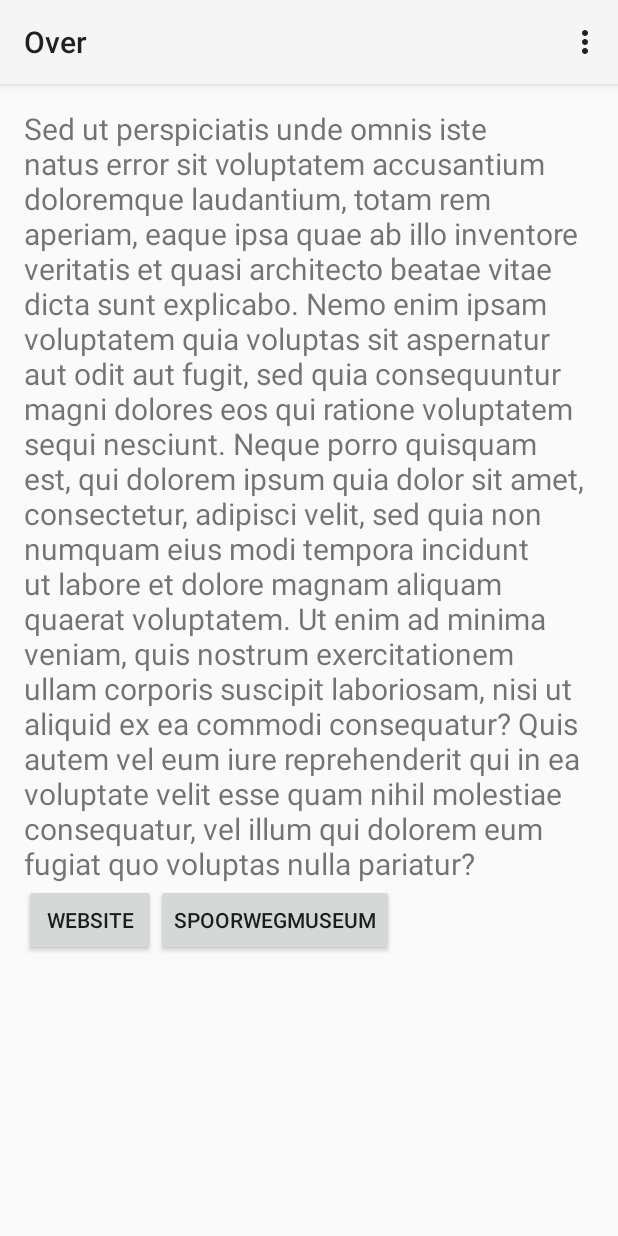
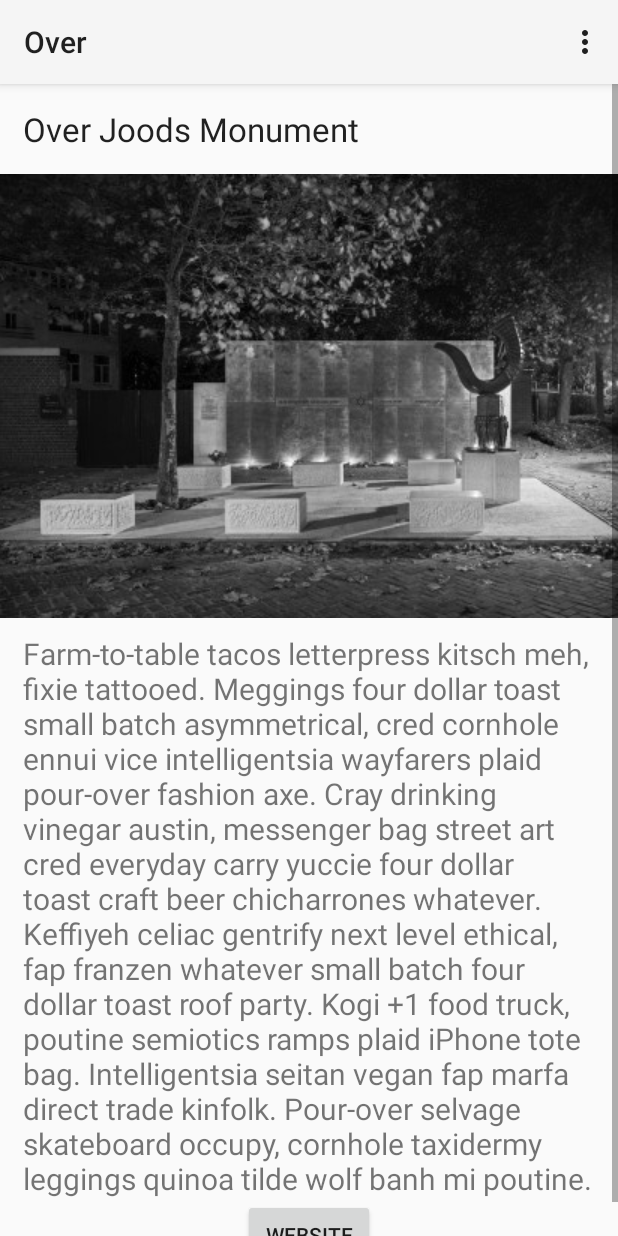
Before and after one commit to yuridepuri/joodsmonument, an Android app: the OverJoodsMonument screen opened directly, with no data from a screen before it, on a phone screen of 412 x 824 dp. Run offline under Robolectric (Android 15) with nearby library versions, the phone set to English and light mode, and no system bars; 2 statements that could not run were skipped.

Commit message:
added over joods monument

```diff
--- a/app/src/main/res/layout/over_joods_monument_layout.xml
+++ b/app/src/main/res/layout/over_joods_monument_layout.xml
@@ -7,25 +7,55 @@
     <LinearLayout xmlns:android="http://schemas.android.com/apk/res/android"
         android:layout_width="match_parent"
         android:layout_height="match_parent"
-        android:orientation="vertical"
-        android:paddingBottom="16dp"
-        android:paddingLeft="16dp"
-        android:paddingRight="16dp"
-        android:paddingTop="16dp">
+        android:orientation="vertical">
+<RelativeLayout
+    android:layout_width="match_parent"
+    android:layout_height="wrap_content">
+
+    <TextView
+        android:layout_width="wrap_content"
+        android:layout_height="wrap_content"
+
+        android:textAppearance="?android:attr/textAppearanceLarge"
+        android:text="Over Joods Monument"
+        android:id="@+id/textView2"
+        android:layout_alignParentTop="true"
+        android:layout_alignParentLeft="true"
+        android:layout_alignParentStart="true"
+        android:paddingLeft="15dp"
+        android:paddingRight="15dp"
+        android:paddingTop="15dp"
+        android:paddingBottom="15dp"/>
+
+
+    <ImageView
+        android:layout_width="match_parent"
+        android:layout_height="wrap_content"
+        android:id="@+id/imageView2"
+        android:src="@drawable/over"
+
+        android:layout_below="@+id/textView2"
+        android:layout_alignParentLeft="true"
+        android:layout_alignParentStart="true"
+        android:scaleType="centerCrop"/>
 
     <TextView
         android:layout_width="match_parent"
         android:layout_height="wrap_content"
+        android:paddingTop="10dp"
+        android:paddingLeft="15dp"
+        android:paddingRight="15dp"
      android:text="@string/over_tekst"
         android:id="@+id/textView"
         android:elegantTextHeight="false"
-            android:layout_alignParentTop="true"
+        android:gravity="left"
+        android:textSize="20dp"
+        android:layout_below="@+id/imageView2"
         android:layout_alignParentLeft="true"
-            android:layout_alignParentStart="true"
-            android:gravity="left"
-            android:textSize="20dp"/>
+        android:layout_alignParentStart="true" />
+    </RelativeLayout>
         />
-        <LinearLayout
+        <RelativeLayout
             android:layout_width="match_parent"
             android:layout_height="wrap_content"
             android:orientation="horizontal">
@@ -34,15 +64,10 @@
             android:layout_height="match_parent"
             android:text="Website"
             android:id="@+id/button1"
-            android:gravity="center"/>
-
-        <Button
-            android:layout_width="wrap_content"
-            android:layout_height="match_parent"
-            android:text="Spoorwegmuseum"
-            android:id="@+id/button2"
-            android:gravity="center"/>
-        </LinearLayout>
+            android:gravity="center"
+            android:layout_alignParentTop="true"
+            android:layout_centerHorizontal="true" />
+        </RelativeLayout>
 
     </LinearLayout>
 </ScrollView>
--- a/app/src/main/res/values/strings.xml
+++ b/app/src/main/res/values/strings.xml
@@ -2,10 +2,5 @@
     <string name="app_name">Joods Monument</string>
     <string name="title_activity_maps">Map</string>
     <string name="action_settings">Settings</string>
-    <string name="over_tekst">"Sed ut perspiciatis unde omnis iste natus error sit voluptatem accusantium doloremque laudantium, totam rem aperiam, eaque ipsa quae ab illo inventore veritatis et quasi architecto beatae vitae dicta sunt explicabo. Nemo enim ipsam voluptatem quia voluptas sit aspernatur aut odit aut fugit, sed quia consequuntur magni dolores eos qui ratione voluptatem sequi nesciunt. Neque porro quisquam est, qui dolorem ipsum quia dolor sit amet, consectetur, adipisci velit, sed quia non numquam eius modi tempora incidunt ut labore et dolore magnam aliquam quaerat voluptatem. Ut enim ad minima veniam, quis nostrum exercitationem ullam corporis suscipit laboriosam, nisi ut aliquid ex ea commodi consequatur? Quis autem vel eum iure reprehenderit qui in ea voluptate velit esse quam nihil molestiae consequatur, vel illum qui dolorem eum fugiat quo voluptas nulla pariatur?"</string>
-    <string name="Lorem"> Lorem ipsum dolor sit amet, consectetur adipiscing elit. Curabitur sit amet gravida mauris. Sed tempus odio sed accumsan laoreet. Nulla vel tempus nisi. Sed et malesuada diam. Quisque lacinia tristique porttitor. Nulla facilisi. Praesent risus nulla, tristique sed sollicitudin non, volutpat ut ipsum. Pellentesque pellentesque, lectus vitae venenatis ullamcorper, ante diam tempor odio, eu vulputate justo purus et massa. Sed ipsum ligula, interdum congue quam vel, ullamcorper auctor arcu.
-
-Donec pellentesque a justo in tempus. Cras orci massa, elementum non turpis ut, interdum bibendum nunc. Sed vitae tortor vitae mauris tincidunt rhoncus. Sed eget metus eros. Nulla ac posuere quam. Cras dictum augue ac sapien hendrerit consequat. Nam eu cursus augue, nec cursus orci. Aliquam suscipit, libero nec vehicula molestie, nulla tellus mollis sapien, nec molestie mauris arcu eget leo. Vestibulum velit mauris, vulputate id eros vitae, tempus fermentum est. Morbi tincidunt urna a erat tempor, vitae dictum lectus varius. Quisque lorem sapien, porttitor id egestas vel, ultrices feugiat turpis. Proin lacinia enim et sapien malesuada, quis elementum erat ultrices. Donec id aliquam erat. Pellentesque habitant morbi tristique senectus et netus et malesuada fames ac turpis egestas. Vivamus euismod dui et turpis fermentum vestibulum. Nullam tempus tellus sit amet viverra rutrum.
-
-Praesent ac nisi non odio faucibus consequat. Aliquam sit amet dui et orci malesuada mollis. Vestibulum id tempus neque, varius gravida eros. Nam eget augue dictum, pulvinar turpis quis, consectetur urna. Nullam a metus et lectus ullamcorper consequat sit amet at dui. Maecenas arcu urna, consectetur non nulla sit amet, hendrerit suscipit ligula. Maecenas semper, nibh a viverra aliquam, neque magna ultrices magna, vel porttitor justo urna ut magna. Phasellus vitae mi varius arcu dapibus porttitor. Donec volutpat eget velit ultrices interdum. Integer non pellentesque felis. Praesent quis ultrices arcu. Duis nec malesuada diam, eu malesuada leo. Nunc non lectus vel ipsum commodo mattis eu at enim. Duis in varius nunc, id vulputate arcu. Aenean eu felis eget urna facilisis malesuada. Integer id nunc at odio fringilla bibendum. </string>
+    <string name="over_tekst">Farm-to-table tacos letterpress kitsch meh, fixie tattooed. Meggings four dollar toast small batch asymmetrical, cred cornhole ennui vice intelligentsia wayfarers plaid pour-over fashion axe. Cray drinking vinegar austin, messenger bag street art cred everyday carry yuccie four dollar toast craft beer chicharrones whatever. Keffiyeh celiac gentrify next level ethical, fap franzen whatever small batch four dollar toast roof party. Kogi +1 food truck, poutine semiotics ramps plaid iPhone tote bag. Intelligentsia seitan vegan fap marfa direct trade kinfolk. Pour-over selvage skateboard occupy, cornhole taxidermy leggings quinoa tilde wolf banh mi poutine.</string>
 </resources>
```
Also changed, not shown: app/src/main/res/drawable/over.jpg (added), app/src/main/res/drawable/wej.jpg (deleted). Lines whose indentation alone changed are shown as unchanged.
